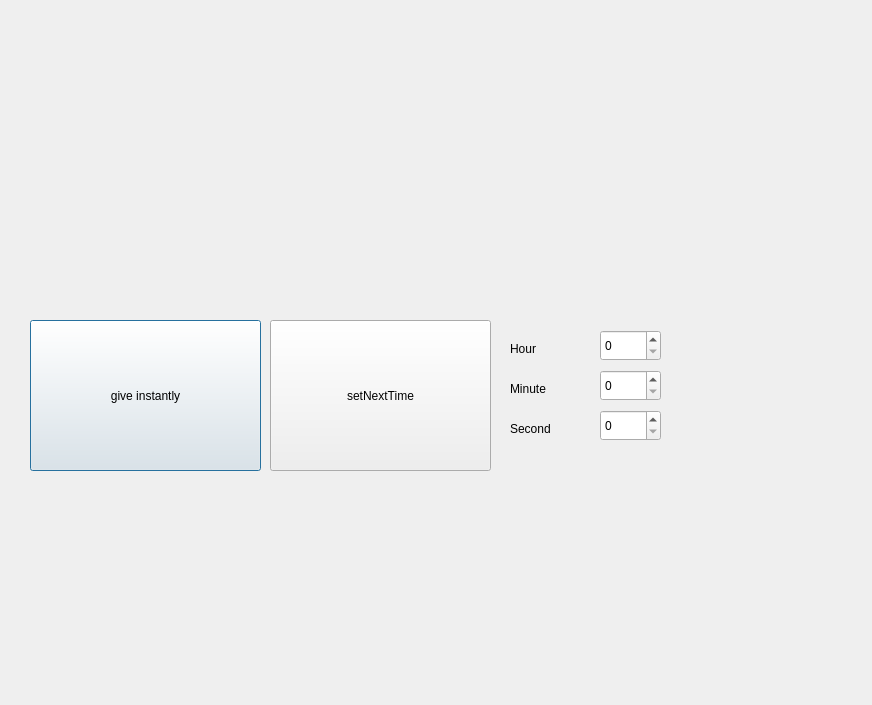
Before: the Qt Designer form project/pet_fidder/serial.ui in beanwork/dev_ws3, drawn with Qt 5.
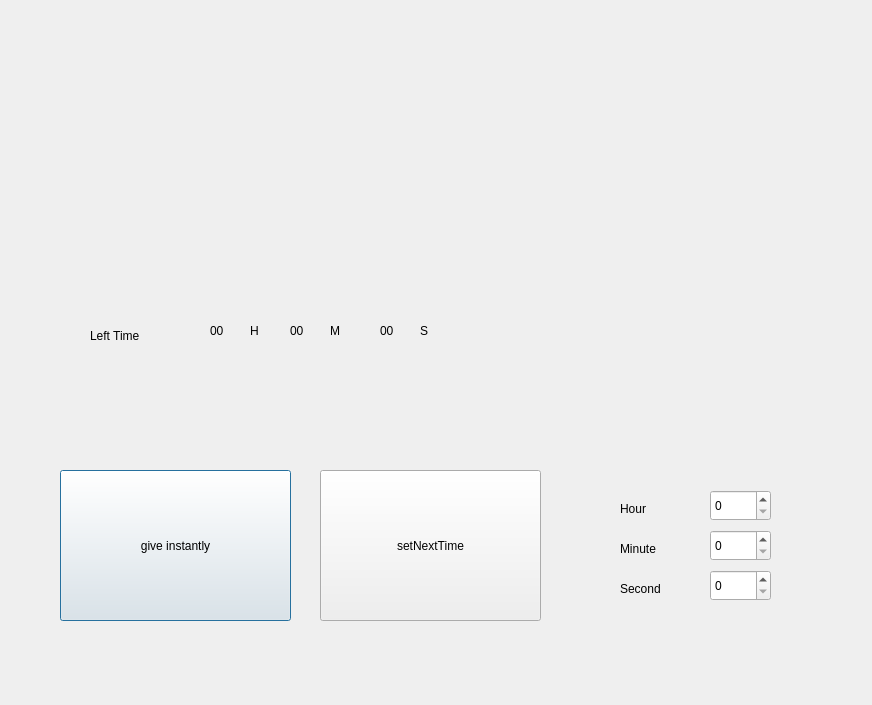
After: the same form once the commit is applied.

Commit message: chnage serial ui

The edit to the form file:
```diff
--- a/project/pet_fidder/serial.ui
+++ b/project/pet_fidder/serial.ui
@@ -16,8 +16,8 @@
   <widget class="QPushButton" name="giveInstantly">
    <property name="geometry">
     <rect>
-     <x>30</x>
-     <y>320</y>
+     <x>60</x>
+     <y>470</y>
      <width>231</width>
      <height>151</height>
     </rect>
@@ -29,8 +29,8 @@
   <widget class="QPushButton" name="setNextTime">
    <property name="geometry">
     <rect>
-     <x>270</x>
-     <y>320</y>
+     <x>320</x>
+     <y>470</y>
      <width>221</width>
      <height>151</height>
     </rect>
@@ -42,8 +42,8 @@
   <widget class="QSpinBox" name="hour">
    <property name="geometry">
     <rect>
-     <x>600</x>
-     <y>330</y>
+     <x>710</x>
+     <y>490</y>
      <width>61</width>
      <height>31</height>
     </rect>
@@ -52,8 +52,8 @@
   <widget class="QLabel" name="label">
    <property name="geometry">
     <rect>
-     <x>510</x>
-     <y>340</y>
+     <x>620</x>
+     <y>500</y>
      <width>67</width>
      <height>17</height>
     </rect>
@@ -65,8 +65,8 @@
   <widget class="QLabel" name="label_2">
    <property name="geometry">
     <rect>
-     <x>510</x>
-     <y>380</y>
+     <x>620</x>
+     <y>540</y>
      <width>67</width>
      <height>17</height>
     </rect>
@@ -78,8 +78,8 @@
   <widget class="QSpinBox" name="minute">
    <property name="geometry">
     <rect>
-     <x>600</x>
-     <y>370</y>
+     <x>710</x>
+     <y>530</y>
      <width>61</width>
      <height>31</height>
     </rect>
@@ -88,8 +88,8 @@
   <widget class="QLabel" name="label_3">
    <property name="geometry">
     <rect>
-     <x>510</x>
-     <y>420</y>
+     <x>620</x>
+     <y>580</y>
      <width>67</width>
      <height>17</height>
     </rect>
@@ -101,13 +101,104 @@
   <widget class="QSpinBox" name="second">
    <property name="geometry">
     <rect>
-     <x>600</x>
-     <y>410</y>
+     <x>710</x>
+     <y>570</y>
      <width>61</width>
      <height>31</height>
     </rect>
    </property>
   </widget>
+  <widget class="QLabel" name="label_4">
+   <property name="geometry">
+    <rect>
+     <x>90</x>
+     <y>310</y>
+     <width>81</width>
+     <height>51</height>
+    </rect>
+   </property>
+   <property name="text">
+    <string>Left Time</string>
+   </property>
+  </widget>
+  <widget class="QLabel" name="label_5">
+   <property name="geometry">
+    <rect>
+     <x>250</x>
+     <y>310</y>
+     <width>21</width>
+     <height>41</height>
+    </rect>
+   </property>
+   <property name="text">
+    <string>H</string>
+   </property>
+  </widget>
+  <widget class="QLabel" name="label_6">
+   <property name="geometry">
+    <rect>
+     <x>330</x>
+     <y>310</y>
+     <width>21</width>
+     <height>41</height>
+    </rect>
+   </property>
+   <property name="text">
+    <string>M</string>
+   </property>
+  </widget>
+  <widget class="QLabel" name="label_7">
+   <property name="geometry">
+    <rect>
+     <x>420</x>
+     <y>310</y>
+     <width>21</width>
+     <height>41</height>
+    </rect>
+   </property>
+   <property name="text">
+    <string>S</string>
+   </property>
+  </widget>
+  <widget class="QLabel" name="secondlabel">
+   <property name="geometry">
+    <rect>
+     <x>380</x>
+     <y>310</y>
+     <width>31</width>
+     <height>41</height>
+    </rect>
+   </property>
+   <property name="text">
+    <string>00</string>
+   </property>
+  </widget>
+  <widget class="QLabel" name="minutelabel">
+   <property name="geometry">
+    <rect>
+     <x>290</x>
+     <y>310</y>
+     <width>31</width>
+     <height>41</height>
+    </rect>
+   </property>
+   <property name="text">
+    <string>00</string>
+   </property>
+  </widget>
+  <widget class="QLabel" name="hourlabel">
+   <property name="geometry">
+    <rect>
+     <x>210</x>
+     <y>310</y>
+     <width>31</width>
+     <height>41</height>
+    </rect>
+   </property>
+   <property name="text">
+    <string>00</string>
+   </property>
+  </widget>
  </widget>
  <resources/>
  <connections/>
```
The commit also changes 1 other file.
